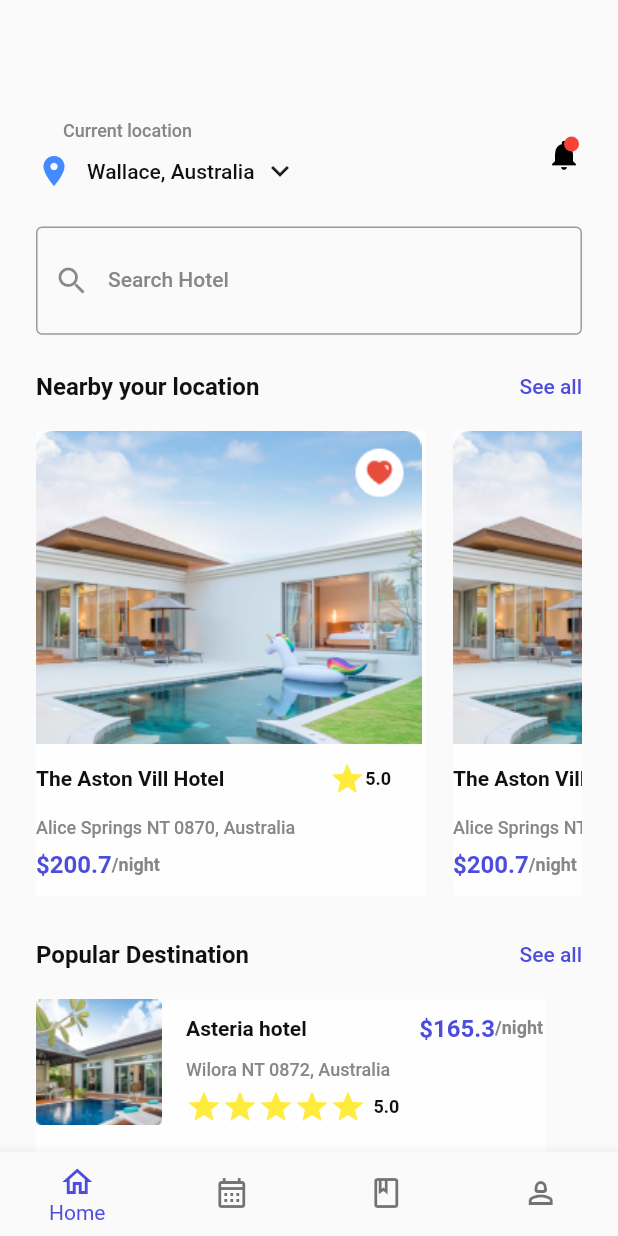
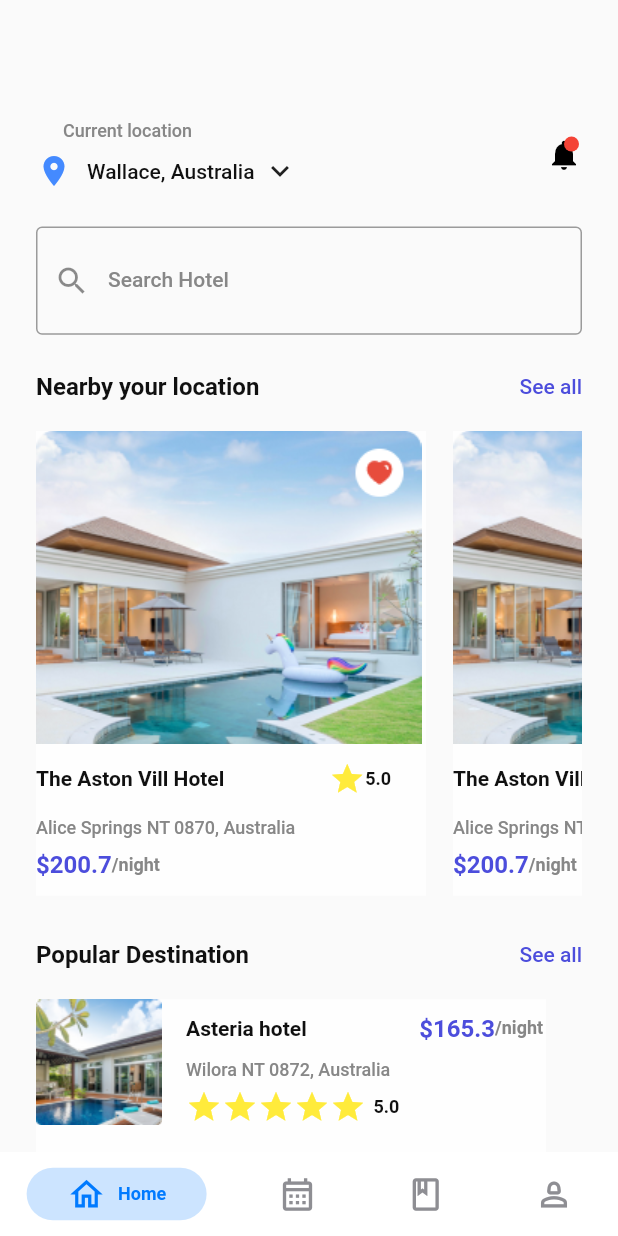
Before and after one commit to MohamedElhosaraty/task2_project, a Flutter app: the screen it shows after launch, after a tap on "Let’s Go", on a phone screen of 412 x 824 dp. Run offline on Flutter 3.47's test engine with Material 2 defaults, Android fonts, the phone set to English and light mode, and no system bars; drawn by our look-alikes of persistent_bottom_nav_bar; our stand-ins replace smooth_page_indicator, table_calendar; network calls fail.

Commit message:
New Package

```diff
--- a/lib/task2/bottom_bar.dart
+++ b/lib/task2/bottom_bar.dart
@@ -1,4 +1,5 @@
 import 'package:flutter/material.dart';
+import 'package:persistent_bottom_nav_bar/persistent_tab_view.dart';
 import 'package:task2_project/task2/book.dart';
 import 'package:task2_project/task2/details.dart';
 import 'package:task2_project/task2/home2.dart';
@@ -16,45 +17,92 @@ class Bottom_Bar extends StatefulWidget {
 class _Bottom_BarState extends State<Bottom_Bar> {
 
   int currentIndex=0;
+  final controller =PersistentTabController(initialIndex: 0);
 
-  List Screen=[
-    Home2_Screen(),
-    Schedule_Screen(),
-    Book(),
-    Profile()
-  ];
+  // List Screen=[
+  //   Home2_Screen(),
+  //   Schedule_Screen(),
+  //   Book(),
+  //   Profile()
+  // ];
+
+
+  List<Widget> _buildScreen() {
+    return [
+      Home2_Screen(),
+      Schedule_Screen(),
+      Book(),
+      Profile(),
+      // Text('Home'),
+      // Text('cart'),
+      // Text('shopping'),
+      // Text('setting'),
+    ];
+  }
+
+  List<PersistentBottomNavBarItem> _navBarItem() {
+    return [
+      PersistentBottomNavBarItem(
+          icon: Icon(Icons.home_outlined),
+          title: 'Home',
+      ),
+      PersistentBottomNavBarItem(
+        icon: Icon(Icons.calendar_month_outlined),
+        title: 'Schedule',
+      ),
+      PersistentBottomNavBarItem(
+        icon: Icon(Icons.book_outlined),
+        title: 'Book mark'
+      ),
+      PersistentBottomNavBarItem(
+        icon: Icon(Icons.person_2_outlined),
+        title: 'Profile'
+      ),
+    ];
+  }
+
 
   @override
   Widget build(BuildContext context) {
-    return Scaffold(
-      body: Screen[currentIndex],
-      bottomNavigationBar: BottomNavigationBar(
-        type: BottomNavigationBarType.fixed,
-        currentIndex: currentIndex,
-        showUnselectedLabels:false ,
-        selectedIconTheme: IconThemeData(color: Color(0xff4C4DDC)),
-        selectedItemColor: Color(0xff4C4DDC),
-        items: [
-          BottomNavigationBarItem(
-            icon: Icon(Icons.home_outlined), label: 'Home',
-          ),
-          BottomNavigationBarItem(
-              icon: Icon(Icons.calendar_month_outlined),
-              label: 'Schedule'),
-          BottomNavigationBarItem(
-              icon: Icon(Icons.book_outlined),
-              label: 'Book mark'),
-          BottomNavigationBarItem(
-              icon: Icon(Icons.person_2_outlined),
-              label: 'Profile'),
-        ],
-        onTap: (index){
-          setState(() {
-            currentIndex =index;
-          });
-        },
-      ),
+    return PersistentTabView(
+      controller:controller,
+        context,
+        screens: _buildScreen(),
+        items: _navBarItem(),
     );
+      //Scaffold(
+      //body:
+      //Screen[currentIndex],
+      // bottomNavigationBar: BottomNavigationBar(
+      //   type: BottomNavigationBarType.fixed,
+      //   currentIndex: currentIndex,
+      //   showUnselectedLabels:false ,
+      //   selectedIconTheme: IconThemeData(color: Color(0xff4C4DDC)),
+      //   selectedItemColor: Color(0xff4C4DDC),
+      //   items: [
+      //     BottomNavigationBarItem(
+      //       icon: Icon(Icons.home_outlined), label: 'Home',
+      //     ),
+      //     BottomNavigationBarItem(
+      //         icon: Icon(Icons.calendar_month_outlined),
+      //         label: 'Schedule'),
+      //     BottomNavigationBarItem(
+      //         icon: Icon(Icons.book_outlined),
+      //         label: 'Book mark'),
+      //     BottomNavigationBarItem(
+      //         icon: Icon(Icons.person_2_outlined),
+      //         label: 'Profile'),
+      //   ],
+      //   onTap: (index){
+      //     setState(() {
+      //       currentIndex =index;
+      //     });
+      //   },
+      // ),
+
+
+
+    //);
   }
 }
 
--- a/lib/task2/onborading.dart
+++ b/lib/task2/onborading.dart
@@ -20,7 +20,8 @@ class Onborading_Screen extends StatelessWidget {
 
   List<Boarding> boarding=
   [
-    Boarding(image:"assets/images2/Group 7.png" ,
+    Boarding(
+       image:"assets/images2/Group 7.png" ,
         title:"Let’s Find Your Sweet \n     & Dream Place",
         body: "Get the opportunity to stay that you dream \n             of at an affordable price",
          ),
@@ -109,7 +110,6 @@ class Onborading_Screen extends StatelessWidget {
               ),),
             ),
           ),
-
         ],
       ),
     );
```
Also changed, not shown: lib/task2/book.dart (+41 -24 lines).
